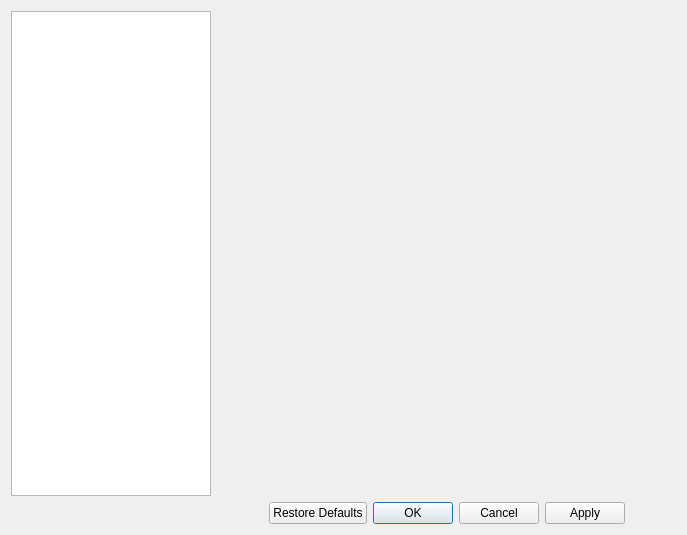
First picture: the form in source/ui/windows/settingswindow.ui, repository Vatsinator/vatsinator-legacy, before the edit.
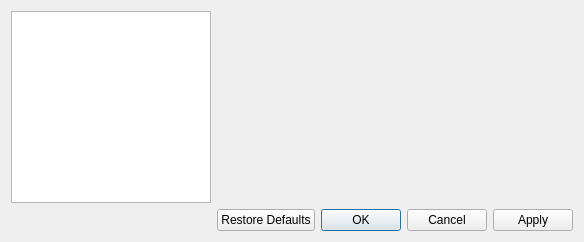
Second picture: the form after the edit. Icons and pictures are not drawn.

What changed in the file:
```diff
--- a/source/ui/windows/settingswindow.ui
+++ b/source/ui/windows/settingswindow.ui
@@ -2,14 +2,6 @@
 <ui version="4.0">
  <class>SettingsWindow</class>
  <widget class="QWidget" name="SettingsWindow">
-  <property name="geometry">
-   <rect>
-    <x>0</x>
-    <y>0</y>
-    <width>687</width>
-    <height>535</height>
-   </rect>
-  </property>
   <property name="windowTitle">
    <string>Vatsinator settings</string>
   </property>
@@ -17,9 +9,14 @@
    <iconset resource="../resources/imgs.qrc">
     <normaloff>:/mainIcon/icon.png</normaloff>:/mainIcon/icon.png</iconset>
   </property>
-  <layout class="QHBoxLayout" name="horizontalLayout">
-   <item>
-    <layout class="QGridLayout" name="gridLayout" columnstretch="0,0,0">
+  <layout class="QGridLayout" name="gridLayout_2">
+   <item row="0" column="1">
+    <widget class="QStackedWidget" name="SwappingWidget">
+     <property name="currentIndex">
+      <number>-1</number>
+     </property>
+    </widget>
+   </item>
      <item row="0" column="0">
       <widget class="QListWidget" name="CategoryList">
        <property name="sizePolicy">
@@ -66,17 +63,7 @@
        </property>
       </widget>
      </item>
-     <item row="0" column="1" colspan="2">
-      <widget class="QStackedWidget" name="SwappingWidget">
-       <property name="enabled">
-        <bool>true</bool>
-       </property>
-       <property name="currentIndex">
-        <number>-1</number>
-       </property>
-      </widget>
-     </item>
-     <item row="1" column="1" colspan="2">
+   <item row="1" column="1">
       <widget class="QDialogButtonBox" name="OKCancelButtonBox">
        <property name="standardButtons">
         <set>QDialogButtonBox::Apply|QDialogButtonBox::Cancel|QDialogButtonBox::Ok|QDialogButtonBox::RestoreDefaults</set>
@@ -85,8 +72,6 @@
         <bool>true</bool>
        </property>
       </widget>
-     </item>
-    </layout>
    </item>
   </layout>
  </widget>
```
Lines whose indentation alone changed are shown as unchanged.
